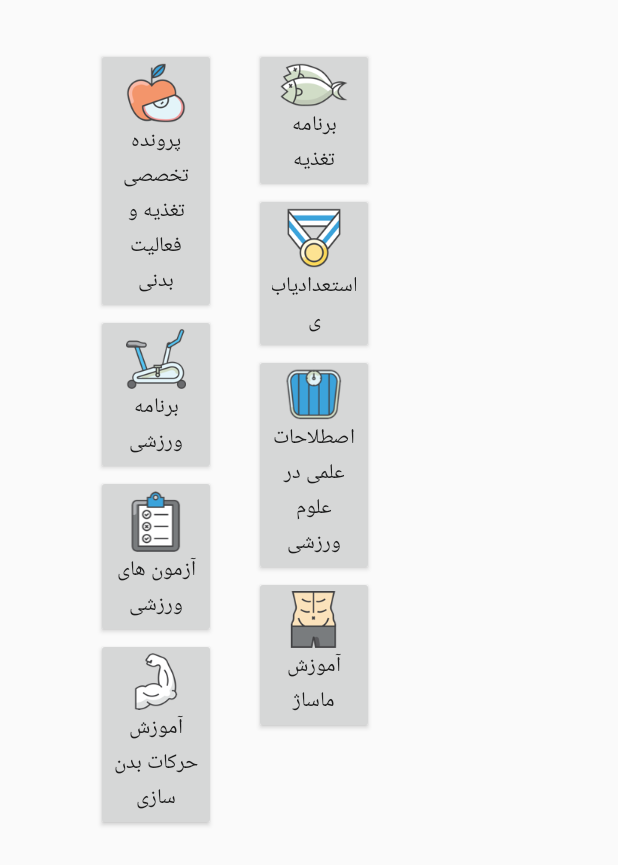
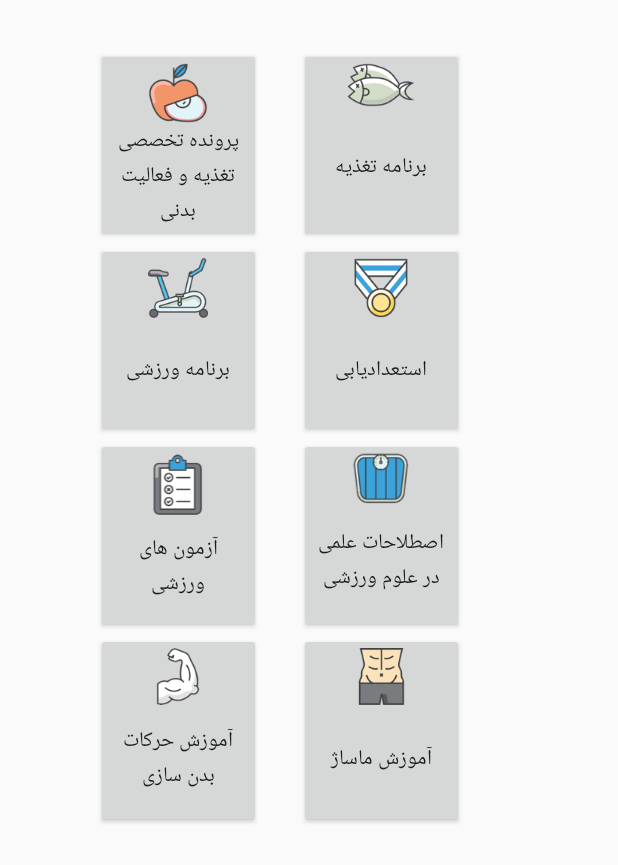
Before and after one commit to Geekologyir/Parvaneh, an Android app: the MenuActivity screen opened directly, with no data from a screen before it, on a phone screen of 412 x 824 dp. Shown: the top 865 px of the screen. Run offline under Robolectric (Android 15) with nearby library versions, the phone set to English and light mode, and no system bars.

Commit message:
Navigation Bar +Drawer Layout Change+ About Arrange Icons

```diff
--- a/app/src/main/res/layout/activity_menu.xml
+++ b/app/src/main/res/layout/activity_menu.xml
@@ -41,8 +41,8 @@
 
             <Button
                 android:id="@+id/massage"
-                android:layout_width="80dp"
-                android:layout_height="wrap_content"
+                android:layout_width="110dp"
+                android:layout_height="130dp"
                 android:layout_alignLeft="@+id/terminology"
                 android:layout_alignStart="@+id/terminology"
                 android:layout_below="@+id/terminology"
@@ -51,8 +51,8 @@
 
             <Button
                 android:id="@+id/ability"
-                android:layout_width="80dp"
-                android:layout_height="wrap_content"
+                android:layout_width="110dp"
+                android:layout_height="130dp"
                 android:layout_alignLeft="@+id/fdplan"
                 android:layout_alignStart="@+id/fdplan"
                 android:layout_below="@+id/fdplan"
@@ -61,8 +61,8 @@
 
             <Button
                 android:id="@+id/sptest"
-                android:layout_width="80dp"
-                android:layout_height="wrap_content"
+                android:layout_width="110dp"
+                android:layout_height="130dp"
                 android:layout_alignLeft="@+id/spplan"
                 android:layout_alignStart="@+id/spplan"
                 android:layout_below="@+id/spplan"
@@ -71,8 +71,8 @@
 
             <Button
                 android:id="@+id/spplan"
-                android:layout_width="80dp"
-                android:layout_height="wrap_content"
+                android:layout_width="110dp"
+                android:layout_height="130dp"
                 android:layout_alignLeft="@+id/document"
                 android:layout_alignStart="@+id/document"
                 android:layout_below="@+id/document"
@@ -81,8 +81,8 @@
 
             <Button
                 android:id="@+id/terminology"
-                android:layout_width="80dp"
-                android:layout_height="wrap_content"
+                android:layout_width="110dp"
+                android:layout_height="130dp"
                 android:layout_alignLeft="@+id/ability"
                 android:layout_alignStart="@+id/ability"
                 android:layout_below="@+id/ability"
@@ -91,8 +91,8 @@
 
             <Button
                 android:id="@+id/fdplan"
-                android:layout_width="80dp"
-                android:layout_height="wrap_content"
+                android:layout_width="110dp"
+                android:layout_height="130dp"
                 android:layout_alignTop="@+id/document"
                 android:layout_marginLeft="25dp"
                 android:layout_marginStart="25dp"
@@ -103,8 +103,8 @@
 
             <Button
                 android:id="@+id/document"
-                android:layout_width="80dp"
-                android:layout_height="wrap_content"
+                android:layout_width="110dp"
+                android:layout_height="130dp"
                 android:layout_alignLeft="@+id/bodybld"
                 android:layout_alignParentTop="true"
                 android:layout_alignStart="@+id/bodybld"
@@ -114,8 +114,8 @@
 
             <Button
                 android:id="@+id/bodybld"
-                android:layout_width="80dp"
-                android:layout_height="wrap_content"
+                android:layout_width="110dp"
+                android:layout_height="130dp"
                 android:layout_alignParentLeft="true"
                 android:layout_alignParentStart="true"
                 android:layout_below="@+id/sptest"
```
